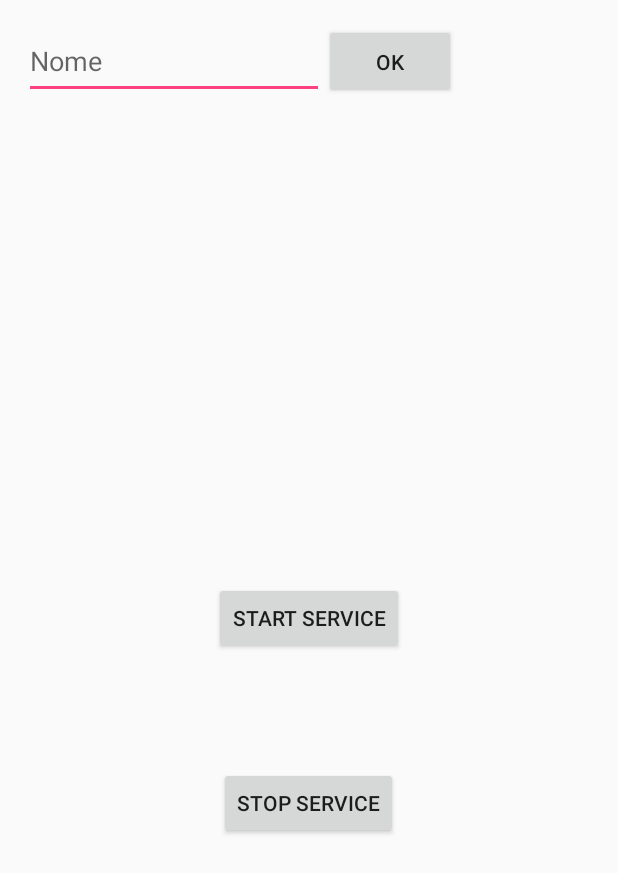
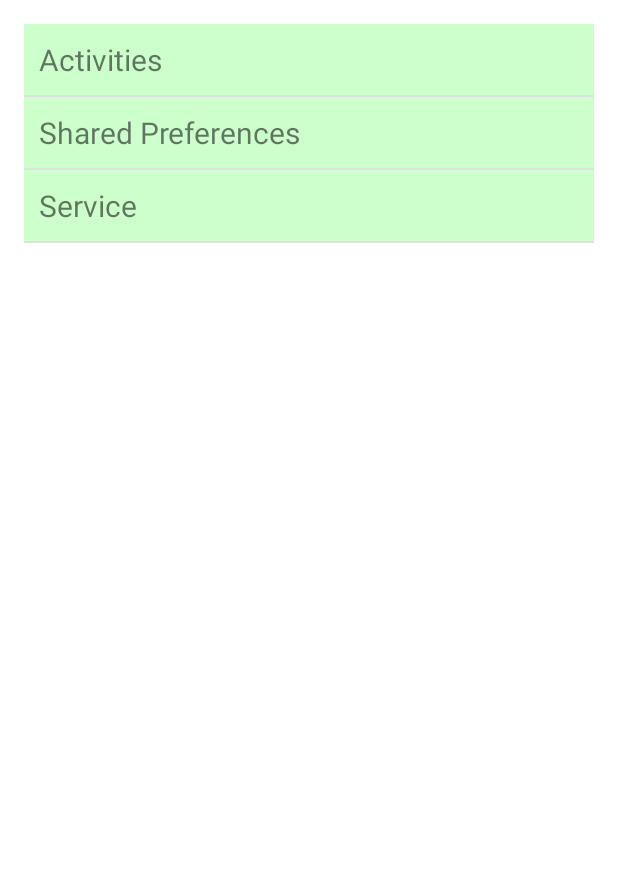
Before and after one commit to gustavoknz/workshop, an Android app: the screen it shows after launch (MainActivity), on a phone screen of 412 x 824 dp. Shown: the top 873 px of the screen. Run offline under Robolectric (Android 15) with nearby library versions, the phone set to English and light mode, and no system bars.

Commit message:
Added ListView

```diff
--- a/app/src/main/java/br/org/eldorado/workshop/SecondActivity.java
+++ b/app/src/main/java/br/org/eldorado/workshop/ActivitiesSecondActivity.java
@@ -7,12 +7,12 @@ import android.content.SharedPreferences;
 import android.os.Bundle;
 import android.widget.TextView;
 
-public class SecondActivity extends Activity {
+public class ActivitiesSecondActivity extends Activity {
 
     @Override
     protected void onCreate(Bundle savedInstanceState) {
         super.onCreate(savedInstanceState);
-        setContentView(R.layout.activity_second);
+        setContentView(R.layout.activity_activities_second);
 
         Intent in = getIntent();
         String name = in.getStringExtra("name");
--- a/app/src/main/java/br/org/eldorado/workshop/MainActivity.java
+++ b/app/src/main/java/br/org/eldorado/workshop/MainActivity.java
@@ -1,53 +1,52 @@
 package br.org.eldorado.workshop;
 
 import android.app.Activity;
-import android.content.Context;
 import android.content.Intent;
-import android.content.SharedPreferences;
 import android.os.Bundle;
 import android.util.Log;
 import android.view.View;
-import android.widget.EditText;
+import android.widget.AdapterView;
+import android.widget.ArrayAdapter;
+import android.widget.ListView;
+import android.widget.Toast;
 
 public class MainActivity extends Activity {
     private static final String TAG = "MainActivity";
-    private Intent serviceIntent;
+    private static final String[] EXAMPLES = new String[]{"Activities", "Shared Preferences", "Service"};
 
     @Override
     protected void onCreate(Bundle savedInstanceState) {
         super.onCreate(savedInstanceState);
         setContentView(R.layout.activity_main);
 
-        // Get text from SharedPreferences
-        SharedPreferences sp = getSharedPreferences(Constants.SHARED_PREFERENCES_KEY, Context.MODE_PRIVATE);
-        String defaultName = "";
-        String name = sp.getString(Constants.SHARED_PREFERENCES_NAME_KEY, defaultName);
+        ArrayAdapter<String> adapter = new ArrayAdapter<>(this, R.layout.list_example, EXAMPLES);
 
-        EditText eText = (EditText) findViewById(R.id.editText);
-        eText.setText(name);
-    }
+        ListView listView = (ListView) findViewById(R.id.listExamples);
+        listView.setAdapter(adapter);
+        listView.setTextFilterEnabled(true);
 
-    public void btnClicked(View v) {
-        EditText eText = (EditText) findViewById(R.id.editText);
-        String nameTyped = eText.getText().toString();
-
-        Intent in = new Intent(this, SecondActivity.class);
-        in.putExtra("name", nameTyped);
-
-        startActivity(in);
-    }
-
-    public void startServiceTapped(View view) {
-        serviceIntent = new Intent(getBaseContext(), ExampleService.class);
-        startService(serviceIntent);
-    }
-
-    public void stopServiceTapped(View view) {
-        if (serviceIntent != null) {
-            stopService(serviceIntent);
-            serviceIntent = null;
-        } else {
-            Log.d(TAG, "Service not started");
-        }
+        final MainActivity holder = this;
+        listView.setOnItemClickListener(new AdapterView.OnItemClickListener() {
+            public void onItemClick(AdapterView<?> parent, View view, int position, long id) {
+                // When clicked, show a toast with the TextView text
+                Log.d(TAG, String.format("Item position %d tapped", position));
+                //Toast.makeText(getApplicationContext(), ((TextView) view).getText(), Toast.LENGTH_SHORT).show();
+                switch (position) {
+                    case 0:
+                        startActivity(new Intent(holder, ActivitiesFirstActivity.class));
+                        break;
+                    case 1:
+                        startActivity(new Intent(holder, ActivitiesFirstActivity.class));
+                        break;
+                    case 2:
+                        startActivity(new Intent(holder, ServiceActivity.class));
+                        break;
+                    default:
+                        Toast.makeText(getApplicationContext(), R.string.example_default_text, Toast.LENGTH_SHORT).show();
+                        break;
+                }
+            }
+        });
+        listView.setBackgroundColor(getResources().getColor(android.R.color.background_light));
     }
 }
--- a/app/src/main/java/br/org/eldorado/workshop/ExampleService.java
+++ b/app/src/main/java/br/org/eldorado/workshop/WorkshopService.java
@@ -11,7 +11,7 @@ import java.util.Date;
 import java.util.Timer;
 import java.util.TimerTask;
 
-public class ExampleService extends Service {
+public class WorkshopService extends Service {
     private static final String TAG = "GalleryService";
     private static final int MAX_EXECUTIONS = 20;
     private int count = 0;
--- a/app/src/main/res/layout/activity_second.xml
+++ b/app/src/main/res/layout/activity_activities_second.xml
@@ -7,7 +7,7 @@
     android:paddingLeft="@dimen/activity_horizontal_margin"
     android:paddingRight="@dimen/activity_horizontal_margin"
     android:paddingTop="@dimen/activity_vertical_margin"
-    tools:context="br.org.eldorado.workshop.SecondActivity">
+    tools:context=".ActivitiesSecondActivity">
 
     <TextView
         android:id="@+id/textView"
--- a/app/src/main/res/layout/activity_main.xml
+++ b/app/src/main/res/layout/activity_main.xml
@@ -1,47 +1,6 @@
 <?xml version="1.0" encoding="utf-8"?>
-<RelativeLayout xmlns:android="http://schemas.android.com/apk/res/android"
-    xmlns:tools="http://schemas.android.com/tools"
+<ListView xmlns:android="http://schemas.android.com/apk/res/android"
+    android:id="@+id/listExamples"
     android:layout_width="match_parent"
     android:layout_height="match_parent"
-    android:paddingBottom="@dimen/activity_vertical_margin"
-    android:paddingLeft="@dimen/activity_horizontal_margin"
-    android:paddingRight="@dimen/activity_horizontal_margin"
-    android:paddingTop="@dimen/activity_vertical_margin"
-    tools:context="br.org.eldorado.workshop.MainActivity">
-
-    <EditText
-        android:id="@+id/editText"
-        android:layout_width="200dp"
-        android:layout_height="50dp"
-        android:hint="@string/enter_text"
-        android:inputType="textCapWords"
-        android:singleLine="true" />
-
-    <Button
-        android:id="@+id/button"
-        android:layout_width="wrap_content"
-        android:layout_height="50dp"
-        android:layout_toEndOf="@+id/editText"
-        android:layout_toRightOf="@+id/editText"
-        android:onClick="btnClicked"
-        android:text="@string/button_label" />
-
-    <Button
-        android:id="@+id/buttonStartService"
-        android:layout_width="wrap_content"
-        android:layout_height="wrap_content"
-        android:layout_centerHorizontal="true"
-        android:layout_centerVertical="true"
-        android:onClick="startServiceTapped"
-        android:text="@string/start_service" />
-
-    <Button
-        android:id="@+id/buttonStopService"
-        android:layout_width="wrap_content"
-        android:layout_height="wrap_content"
-        android:layout_below="@+id/buttonStartService"
-        android:layout_centerHorizontal="true"
-        android:layout_marginTop="75dp"
-        android:onClick="stopServiceTapped"
-        android:text="@string/stop_service" />
-</RelativeLayout>
+    android:padding="16dp" />
--- /dev/null
+++ b/app/src/main/res/layout/list_example.xml
@@ -0,0 +1,7 @@
+<?xml version="1.0" encoding="utf-8"?>
+<TextView xmlns:android="http://schemas.android.com/apk/res/android"
+    android:layout_width="match_parent"
+    android:layout_height="match_parent"
+    android:background="#ffccffcc"
+    android:padding="10dp"
+    android:textSize="20sp" />
--- a/app/src/main/res/values/strings.xml
+++ b/app/src/main/res/values/strings.xml
@@ -3,6 +3,7 @@
     <string name="enter_text">Nome</string>
     <string name="button_label">OK</string>
     <string name="message">Bem-vindo, %s!</string>
-    <string name="start_service">Start service</string>
-    <string name="stop_service">Stop Service</string>
+    <string name="start_service">Inicia Serviço</string>
+    <string name="stop_service">Finaliza Serviço</string>
+    <string name="example_default_text">Exemplo não disponível</string>
 </resources>
```
Also changed, not shown: app/src/main/AndroidManifest.xml (+6 -2 lines), app/src/main/java/br/org/eldorado/workshop/ActivitiesFirstActivity.java (added, +36 -0 lines), app/src/main/java/br/org/eldorado/workshop/ServiceActivity.java (added, +32 -0 lines), app/src/main/res/layout/activity_activities_first.xml (added, +28 -0 lines), app/src/main/res/layout/activity_service.xml (added, +31 -0 lines), 1 other file.
